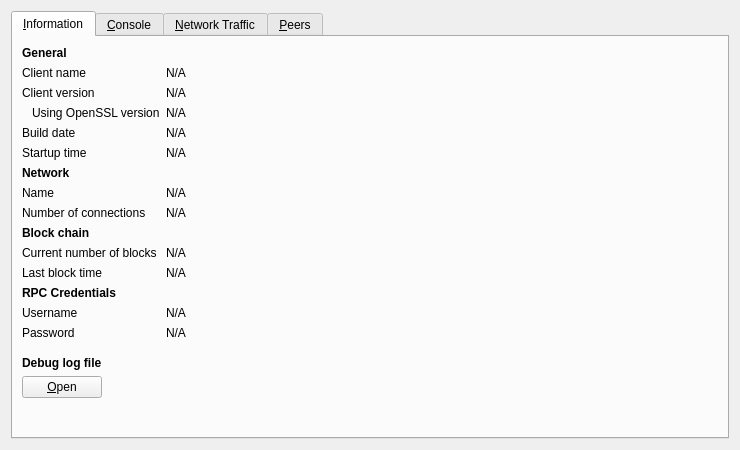
DGCDev/digitalcoin, file src/qt/forms/rpcconsole.ui: the form before one commit.
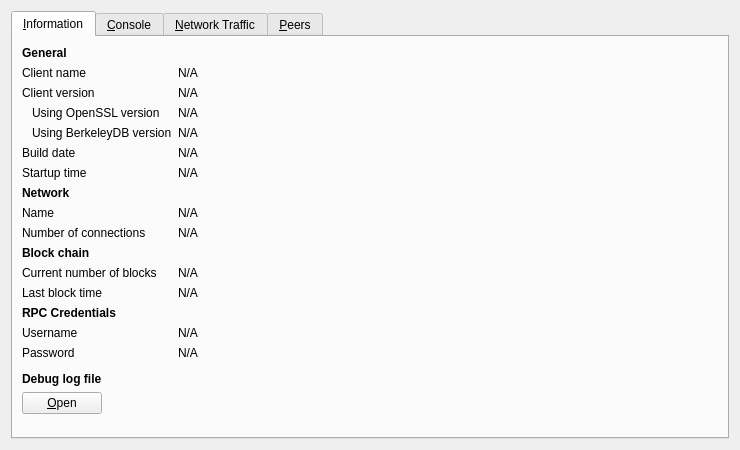
The form after the commit. Icons and pictures are not drawn. Custom widgets are drawn as their Qt base class.

Commit message: [Qt] add BerkeleyDB version info to RPCConsole - to match info function between debug.log and RPCConsole

```diff
--- a/src/qt/forms/rpcconsole.ui
+++ b/src/qt/forms/rpcconsole.ui
@@ -110,13 +110,39 @@
         </widget>
        </item>
        <item row="4" column="0">
+	   <widget class="QLabel" name="label_berkeleyDBVersion">
+         <property name="text">
+          <string>Using BerkeleyDB version</string>
+         </property>
+         <property name="indent">
+          <number>10</number>
+         </property>
+        </widget>
+       </item>
+       <item row="4" column="1">
+        <widget class="QLabel" name="berkeleyDBVersion">
+         <property name="cursor">
+          <cursorShape>IBeamCursor</cursorShape>
+         </property>
+         <property name="text">
+          <string>N/A</string>
+         </property>
+         <property name="textFormat">
+          <enum>Qt::PlainText</enum>
+         </property>
+         <property name="textInteractionFlags">
+          <set>Qt::LinksAccessibleByMouse|Qt::TextSelectableByKeyboard|Qt::TextSelectableByMouse</set>
+         </property>
+        </widget>
+       </item>
+	   <item row="5" column="0">
         <widget class="QLabel" name="label_12">
          <property name="text">
           <string>Build date</string>
          </property>
         </widget>
        </item>
-       <item row="4" column="1">
+       <item row="5" column="1">
         <widget class="QLabel" name="buildDate">
          <property name="cursor">
           <cursorShape>IBeamCursor</cursorShape>
@@ -132,14 +158,14 @@
          </property>
         </widget>
        </item>
-       <item row="5" column="0">
+       <item row="6" column="0">
         <widget class="QLabel" name="label_13">
          <property name="text">
           <string>Startup time</string>
          </property>
         </widget>
        </item>
-       <item row="5" column="1">
+       <item row="6" column="1">
         <widget class="QLabel" name="startupTime">
          <property name="cursor">
           <cursorShape>IBeamCursor</cursorShape>
@@ -155,7 +181,7 @@
          </property>
         </widget>
        </item>
-       <item row="6" column="0">
+       <item row="7" column="0">
         <widget class="QLabel" name="label_11">
          <property name="font">
           <font>
@@ -168,14 +194,14 @@
          </property>
         </widget>
        </item>
-       <item row="7" column="0">
+       <item row="8" column="0">
         <widget class="QLabel" name="label_8">
          <property name="text">
           <string>Name</string>
          </property>
         </widget>
        </item>
-       <item row="7" column="1">
+       <item row="8" column="1">
         <widget class="QLabel" name="networkName">
          <property name="cursor">
           <cursorShape>IBeamCursor</cursorShape>
@@ -191,14 +217,14 @@
          </property>
         </widget>
        </item>
-       <item row="8" column="0">
+       <item row="9" column="0">
         <widget class="QLabel" name="label_7">
          <property name="text">
           <string>Number of connections</string>
          </property>
         </widget>
        </item>
-       <item row="8" column="1">
+       <item row="9" column="1">
         <widget class="QLabel" name="numberOfConnections">
          <property name="cursor">
           <cursorShape>IBeamCursor</cursorShape>
@@ -214,7 +240,7 @@
          </property>
         </widget>
        </item>
-       <item row="9" column="0">
+       <item row="10" column="0">
         <widget class="QLabel" name="label_10">
          <property name="font">
           <font>
@@ -227,14 +253,14 @@
          </property>
         </widget>
        </item>
-       <item row="10" column="0">
+       <item row="11" column="0">
         <widget class="QLabel" name="label_3">
          <property name="text">
           <string>Current number of blocks</string>
          </property>
         </widget>
        </item>
-       <item row="10" column="1">
+       <item row="11" column="1">
         <widget class="QLabel" name="numberOfBlocks">
          <property name="cursor">
           <cursorShape>IBeamCursor</cursorShape>
@@ -250,14 +276,14 @@
          </property>
         </widget>
        </item>
-       <item row="11" column="0">
+       <item row="12" column="0">
         <widget class="QLabel" name="label_2">
          <property name="text">
           <string>Last block time</string>
          </property>
         </widget>
        </item>
-       <item row="11" column="1">
+       <item row="12" column="1">
         <widget class="QLabel" name="lastBlockTime">
          <property name="cursor">
           <cursorShape>IBeamCursor</cursorShape>
@@ -273,7 +299,7 @@
          </property>
         </widget>
        </item>
-       <item row="12" column="0">
+       <item row="13" column="0">
         <widget class="QLabel" name="label_15">
          <property name="font">
           <font>
@@ -286,14 +312,14 @@
          </property>
         </widget>
        </item>
-       <item row="13" column="0">
+       <item row="14" column="0">
         <widget class="QLabel" name="label_4">
          <property name="text">
           <string>Username</string>
          </property>
         </widget>
        </item>
-       <item row="13" column="1">
+       <item row="14" column="1">
         <widget class="QLabel" name="username">
          <property name="cursor">
           <cursorShape>IBeamCursor</cursorShape>
@@ -309,14 +335,14 @@
          </property>
         </widget>
        </item>
-       <item row="14" column="0">
+       <item row="15" column="0">
         <widget class="QLabel" name="label_18">
          <property name="text">
           <string>Password</string>
          </property>
         </widget>
        </item>
-       <item row="14" column="1">
+       <item row="15" column="1">
         <widget class="QLabel" name="password">
          <property name="cursor">
           <cursorShape>IBeamCursor</cursorShape>
@@ -332,7 +358,7 @@
          </property>
         </widget>
        </item>
-       <item row="15" column="0">
+       <item row="16" column="0">
         <spacer name="verticalSpacer_2">
          <property name="orientation">
           <enum>Qt::Vertical</enum>
@@ -345,7 +371,7 @@
          </property>
         </spacer>
        </item>
-       <item row="16" column="0">
+       <item row="17" column="0">
         <widget class="QLabel" name="labelDebugLogfile">
          <property name="font">
           <font>
@@ -358,7 +384,7 @@
          </property>
         </widget>
        </item>
-       <item row="17" column="0">
+       <item row="18" column="0">
         <widget class="QPushButton" name="openDebugLogfileButton">
          <property name="toolTip">
           <string>Open the Digitalcoin debug log file from the current data directory. This can take a few seconds for large log files.</string>
@@ -371,7 +397,7 @@
          </property>
         </widget>
        </item>
-       <item row="18" column="0">
+       <item row="19" column="0">
         <spacer name="verticalSpacer">
          <property name="orientation">
           <enum>Qt::Vertical</enum>
```
The commit also changes 1 other file.
